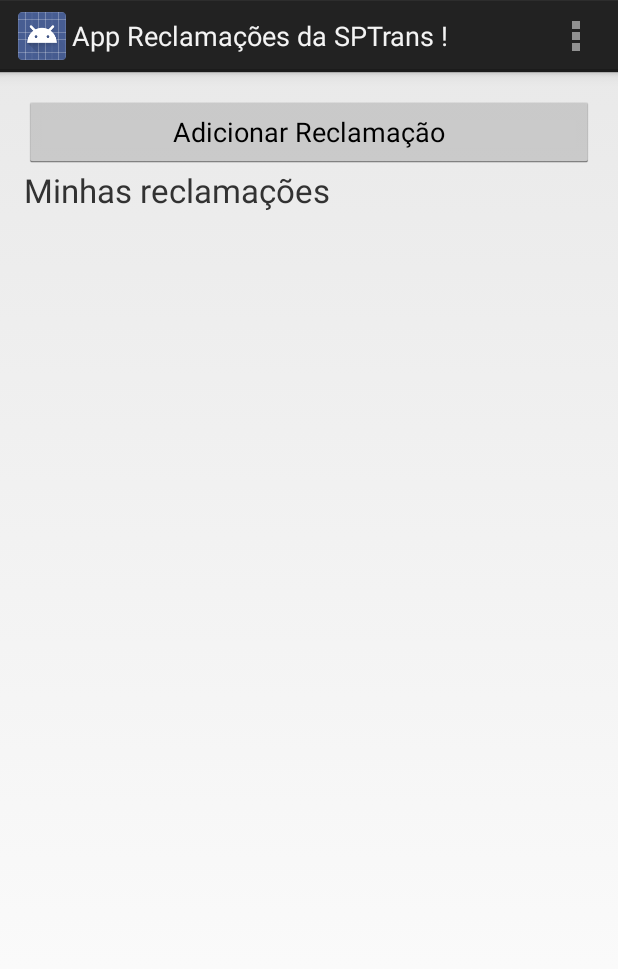
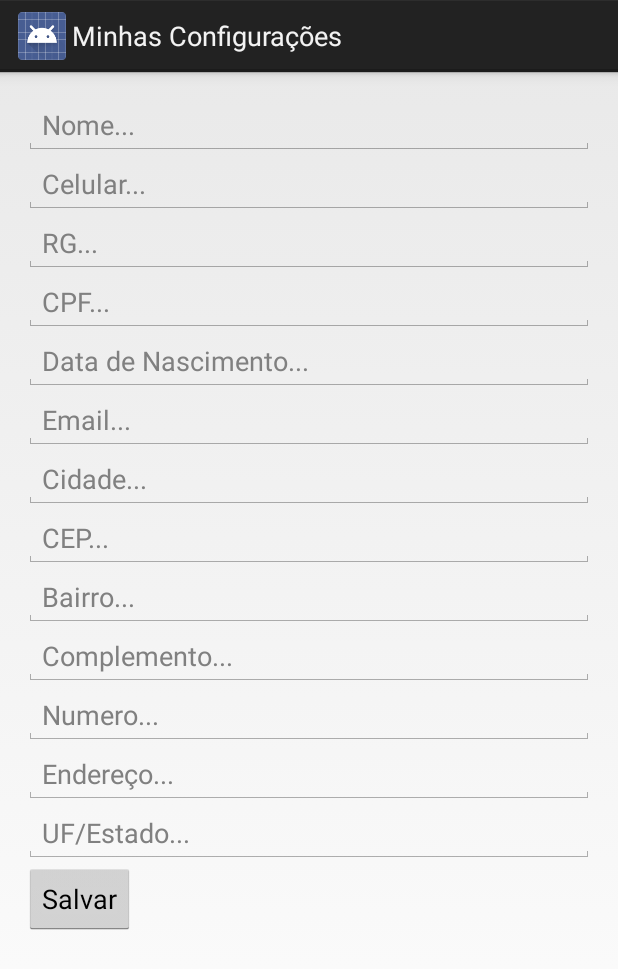
Before and after one commit to cabelotaina/stay-alert, an Android app: the MainActivity screen opened directly, with no data from a screen before it, in the options menu, after a tap on "Settings", on a phone screen of 412 x 824 dp. Shown: the top 969 px of the screen. Run offline under Robolectric (Android 15) with nearby library versions, the phone set to English and light mode, and no system bars; 1 statement that could not run was skipped.

Commit message:
user settings incomplete

```diff
--- a/app/src/main/AndroidManifest.xml
+++ b/app/src/main/AndroidManifest.xml
@@ -28,18 +28,27 @@
         android:icon="@mipmap/ic_launcher"
         android:label="@string/app_name"
         android:theme="@style/AppTheme">
+        <activity
+            android:name=".LoginActivity"
+            android:label="@string/title_activity_login">
+            <intent-filter>
+                <action android:name="android.intent.action.MAIN" />
 
+                <category android:name="android.intent.category.LAUNCHER" />
+            </intent-filter>
+        </activity>
         <activity
             android:name=".MainActivity"
             android:label="@string/app_name">
+
         </activity>
         <activity
             android:name=".ContentActivity"
             android:label="@string/title_activity_add_content"
-            android:launchMode="singleTop"></activity>
+            android:launchMode="singleTop" />
         <activity
             android:name=".SingleContentActivity"
-            android:label="@string/title_activity_single_content"></activity>
+            android:label="@string/title_activity_single_content" />
 
         <meta-data
             android:name="com.google.android.gms.version"
@@ -50,15 +59,11 @@
 
         <activity
             android:name=".MapsActivity"
-            android:label="@string/title_activity_maps"></activity>
+            android:label="@string/title_activity_maps" />
+
         <activity
-            android:name=".LoginActivity"
-            android:label="@string/title_activity_login">
-            <intent-filter>
-                <action android:name="android.intent.action.MAIN" />
-
-                <category android:name="android.intent.category.LAUNCHER" />
-            </intent-filter>
+            android:name=".UserSettingsActivity"
+            android:label="@string/title_activity_user_settings">
         </activity>
     </application>
 
--- a/app/src/main/java/org/blackbird/stayalert/MainActivity.java
+++ b/app/src/main/java/org/blackbird/stayalert/MainActivity.java
@@ -102,7 +102,8 @@ public class MainActivity extends ListActivity {
 
         //noinspection SimplifiableIfStatement
         if (id == org.blackbird.stayalert.R.id.action_settings) {
-            return true;
+            Intent in = new Intent(MainActivity.this, UserSettingsActivity.class);
+            startActivity(in);
         }
         else if(id == R.id.action_reload){
             //reload activity for load new contents
@@ -114,9 +115,9 @@ public class MainActivity extends ListActivity {
     }
 
     public void startProblemActivity(View view){
-        Intent i = new Intent(MainActivity.this, ContentActivity.class);
-        i.putExtra("EXTRA", org.blackbird.stayalert.R.string.text_problem_intro);
-        startActivity(i);
+        Intent in = new Intent(MainActivity.this, ContentActivity.class);
+        in.putExtra("EXTRA", org.blackbird.stayalert.R.string.text_problem_intro);
+        startActivity(in);
     }
 
     public void loadCamera(View view){
--- /dev/null
+++ b/app/src/main/java/org/blackbird/stayalert/UserSettingsActivity.java
@@ -0,0 +1,18 @@
+package org.blackbird.stayalert;
+
+import android.os.Bundle;
+import android.app.Activity;
+
+import org.blackbird.stayalert.R;
+
+public class UserSettingsActivity extends Activity {
+
+    @Override
+    protected void onCreate(Bundle savedInstanceState) {
+        super.onCreate(savedInstanceState);
+        setContentView(R.layout.activity_user_settings);
+        //TODO user dont send contents without complete your user information, make sugestion for user complete your info.
+
+    }
+
+}
--- /dev/null
+++ b/app/src/main/res/layout/activity_user_settings.xml
@@ -0,0 +1,95 @@
+<?xml version="1.0" encoding="utf-8"?>
+<ScrollView xmlns:android="http://schemas.android.com/apk/res/android"
+    android:layout_width="match_parent"
+    android:layout_height="match_parent"
+    android:orientation="vertical">
+<LinearLayout xmlns:android="http://schemas.android.com/apk/res/android"
+    xmlns:tools="http://schemas.android.com/tools" android:layout_width="match_parent"
+    android:layout_height="match_parent" android:paddingLeft="@dimen/activity_horizontal_margin"
+    android:paddingRight="@dimen/activity_horizontal_margin"
+    android:paddingTop="@dimen/activity_vertical_margin"
+    android:paddingBottom="@dimen/activity_vertical_margin"
+    android:orientation="vertical"
+    tools:context="org.blackbird.stayalert.UserSettingsActivity">
+
+    <EditText
+        android:id="@+id/name"
+        android:layout_width="match_parent"
+        android:layout_height="wrap_content"
+        android:inputType="text"
+        android:hint="@string/name" />
+    <EditText
+        android:id="@+id/phone"
+        android:layout_width="match_parent"
+        android:layout_height="wrap_content"
+        android:inputType="phone"
+        android:hint="@string/phone_number"/>
+    <EditText
+        android:id="@+id/rg"
+        android:layout_width="match_parent"
+        android:layout_height="wrap_content"
+        android:inputType="number"
+        android:hint="@string/rg"/>
+    <EditText
+        android:id="@+id/cpf"
+        android:layout_width="match_parent"
+        android:layout_height="wrap_content"
+        android:inputType="number"
+        android:hint="@string/cpf"
+        />
+    <EditText
+        android:id="@+id/birth_date"
+        android:layout_width="match_parent"
+        android:layout_height="wrap_content"
+        android:inputType="date"
+        android:hint="@string/birth_date"
+        />
+    <EditText
+        android:id="@+id/email"
+        android:layout_width="match_parent"
+        android:layout_height="wrap_content"
+        android:inputType="textEmailAddress"
+        android:hint="@string/hint_email"/>
+    <EditText
+        android:id="@+id/city"
+        android:layout_width="match_parent"
+        android:layout_height="wrap_content"
+        android:hint="@string/city"/>
+    <EditText
+        android:id="@+id/cep"
+        android:layout_width="match_parent"
+        android:layout_height="wrap_content"
+        android:hint="@string/postal_code"/>
+    <EditText
+        android:id="@+id/district"
+        android:layout_width="match_parent"
+        android:layout_height="wrap_content"
+        android:hint="@string/district"/>
+    <EditText
+        android:id="@+id/complement"
+        android:layout_width="match_parent"
+        android:layout_height="wrap_content"
+        android:hint="@string/complement"/>
+    <EditText
+        android:id="@+id/house_number"
+        android:layout_width="match_parent"
+        android:layout_height="wrap_content"
+        android:hint="@string/house_number"/>
+    <EditText
+        android:id="@+id/address"
+        android:layout_width="match_parent"
+        android:layout_height="wrap_content"
+        android:hint="@string/address"/>
+    <EditText
+        android:id="@+id/state"
+        android:layout_width="match_parent"
+        android:layout_height="wrap_content"
+        android:hint="@string/state"/>
+    <Button
+        android:layout_width="wrap_content"
+        android:layout_height="wrap_content"
+        android:text="@string/button_user_settings"/>
+
+</LinearLayout>
+
+</ScrollView>
--- a/app/src/main/res/values/strings.xml
+++ b/app/src/main/res/values/strings.xml
@@ -6,6 +6,21 @@
     <string name="text_problem_intro">Adicionar Reclamação</string>
 
     <string name="add_problem">Adicionar Reclamação</string>
+    <string name="phone_number">Celular...</string>
+    <string name="name">Nome...</string>
+    <string name="rg">RG...</string>
+    <string name="cpf">CPF...</string>
+    <string name="birth_date">Data de Nascimento...</string>
+    <string name="hint_email">Email...</string>
+    <string name="city">Cidade...</string>
+    <string name="postal_code">CEP...</string>
+    <string name="district">Bairro...</string>
+    <string name="complement">Complemento...</string>
+    <string name="house_number">Numero...</string>
+    <string name="address">Endereço...</string>
+    <string name="state">UF/Estado...</string>
+    <string name="button_user_settings">Salvar</string>
+
 
     <string name="edit_title">Título ...</string>
     <string name="edit_description">Descrição ...</string>
@@ -51,6 +66,7 @@
     <string name="error_field_required">Este campo é necessário</string>
     <string name="permission_rationale">"É necessário permitir acesso aos contatos para auto completar email."
     </string>
+    <string name="title_activity_user_settings">Minhas Configurações</string>
 
 
 </resources>
```
